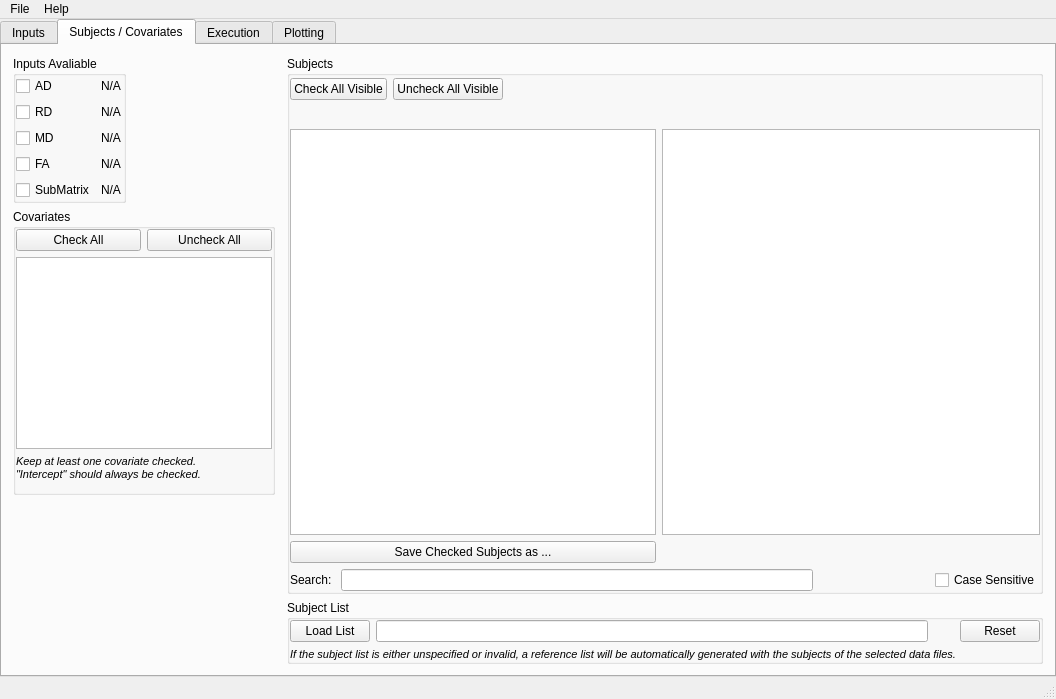
This is FADTTSWindow.ui in jeantm/FADTTS as Qt 5 draws it before an edit. The edited form follows.
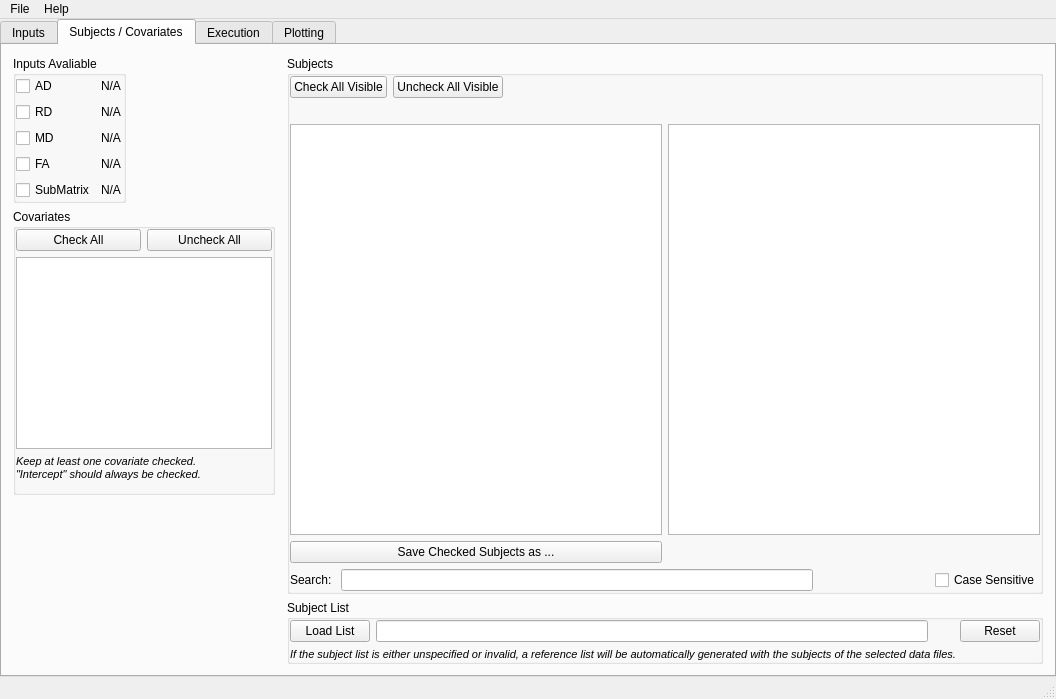
This is the edited form. The open tabs and pages were chosen to show the change. Custom widgets are drawn as their Qt base class.

Commit message:
Project FADTTS Add Tests
- Tests added for Data, Processing, MatlabThread, EditInputDialog and Plot classes

Patch:
```diff
--- a/FADTTSWindow.ui
+++ b/FADTTSWindow.ui
@@ -657,22 +657,6 @@
            </item>
            <item row="1" column="0" colspan="4">
             <layout class="QGridLayout" name="subjectCovariateTab_subjectDisplay_gridLayout">
-             <item row="0" column="0" colspan="3">
-              <widget class="QLabel" name="subjectCovariateTab_matchedSubjectsInformation_label">
-               <property name="sizePolicy">
-                <sizepolicy hsizetype="Preferred" vsizetype="Fixed">
-                 <horstretch>0</horstretch>
-                 <verstretch>0</verstretch>
-                </sizepolicy>
-               </property>
-               <property name="text">
-                <string/>
-               </property>
-               <property name="alignment">
-                <set>Qt::AlignLeading|Qt::AlignLeft|Qt::AlignTop</set>
-               </property>
-              </widget>
-             </item>
              <item row="1" column="0" rowspan="10" colspan="3">
               <widget class="QListWidget" name="subjectCovariateTab_matchedSubjectsInformation_listWidget">
                <property name="sizePolicy">
@@ -718,6 +702,41 @@
                </property>
               </widget>
              </item>
+             <item row="0" column="0">
+              <widget class="QLabel" name="subjectCovariateTab_checkedSubjectsInformation_label">
+               <property name="sizePolicy">
+                <sizepolicy hsizetype="Preferred" vsizetype="Fixed">
+                 <horstretch>0</horstretch>
+                 <verstretch>0</verstretch>
+                </sizepolicy>
+               </property>
+               <property name="minimumSize">
+                <size>
+                 <width>0</width>
+                 <height>0</height>
+                </size>
+               </property>
+               <property name="text">
+                <string/>
+               </property>
+              </widget>
+             </item>
+             <item row="0" column="2">
+              <widget class="QLabel" name="subjectCovariateTab_matchedSubjectsInformation_label">
+               <property name="sizePolicy">
+                <sizepolicy hsizetype="Preferred" vsizetype="Fixed">
+                 <horstretch>0</horstretch>
+                 <verstretch>0</verstretch>
+                </sizepolicy>
+               </property>
+               <property name="text">
+                <string/>
+               </property>
+               <property name="alignment">
+                <set>Qt::AlignRight|Qt::AlignTop|Qt::AlignTrailing</set>
+               </property>
+              </widget>
+             </item>
              <item row="0" column="3" colspan="3">
               <widget class="QLabel" name="subjectCovariateTab_unmatchedSubjectsInformation_label">
                <property name="sizePolicy">
@@ -729,6 +748,9 @@
                <property name="text">
                 <string/>
                </property>
+               <property name="alignment">
+                <set>Qt::AlignRight|Qt::AlignTrailing|Qt::AlignVCenter</set>
+               </property>
               </widget>
              </item>
             </layout>
@@ -809,25 +831,6 @@
              </layout>
             </widget>
            </item>
-           <item row="0" column="2">
-            <widget class="QLabel" name="subjectCovariateTab_checkedSubjectsInformation_label">
-             <property name="sizePolicy">
-              <sizepolicy hsizetype="Preferred" vsizetype="Fixed">
-               <horstretch>0</horstretch>
-               <verstretch>0</verstretch>
-              </sizepolicy>
-             </property>
-             <property name="minimumSize">
-              <size>
-               <width>27</width>
-               <height>27</height>
-              </size>
-             </property>
-             <property name="text">
-              <string/>
-             </property>
-            </widget>
-           </item>
            <item row="0" column="1">
             <widget class="QPushButton" name="subjectCovariateTab_unCheckAllVisible_pushButton">
              <property name="sizePolicy">
```
Left out of the diff: 4 changed lines with no effect on the pictures. The commit also changes 61 other files.
